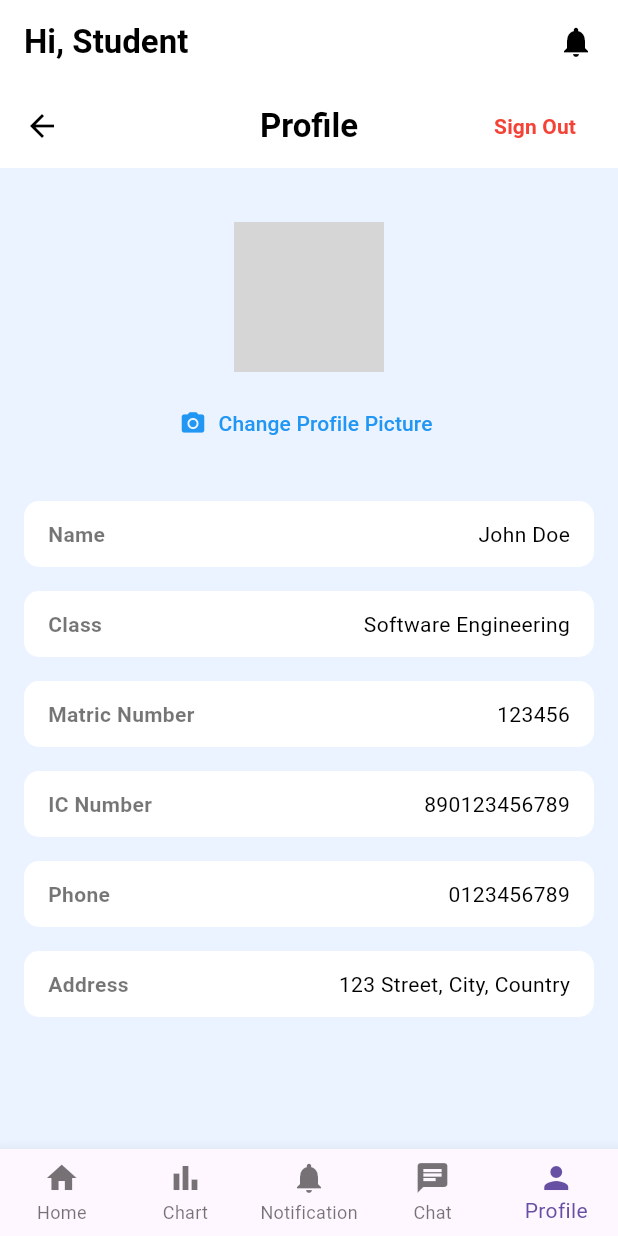
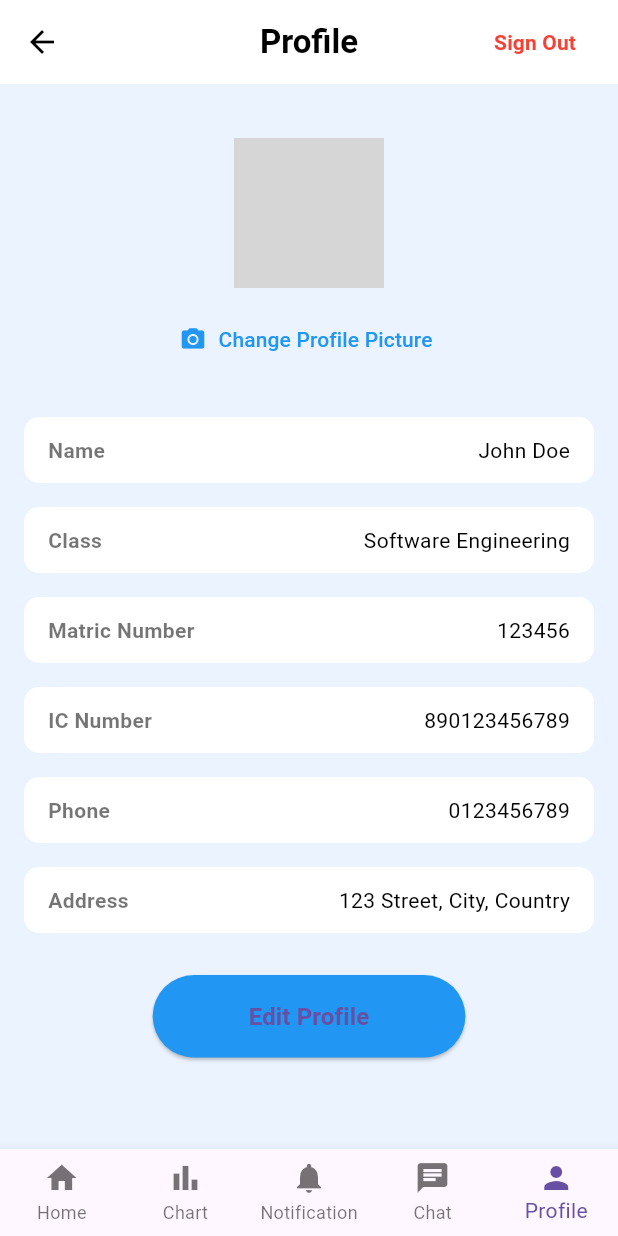
Before and after one commit to ShoshiShikura/EduRegistry-App-2, a Flutter app: the HomePageAdmin screen opened directly with empty values, item 5 of the bottom bar chosen, on a phone screen of 412 x 824 dp. Run offline on Flutter 3.47's test engine with Material 3 defaults, Android fonts, the phone set to English and light mode, and no system bars; our stand-ins replace cloud_firestore, firebase_core, image_picker, shared_preferences; accounts and stored records are empty; grey boxes are pictures that could not be loaded.

Commit message:
added profile pic in admin

```diff
--- a/lib/admin/edit_profile_admin.dart
+++ b/lib/admin/edit_profile_admin.dart
@@ -17,7 +17,7 @@ class AdminEditProfilePage extends StatefulWidget {
     required this.emailAddress,
     required this.address,
     required this.subject,
-    required this.password,
+    required this.password, required String userDocId,
   });
 
   @override
--- a/lib/admin/home_page_admin.dart
+++ b/lib/admin/home_page_admin.dart
@@ -1,6 +1,6 @@
 import 'package:flutter/material.dart';
-import 'add_merit.dart'; // Import Merit System Page
-import 'package:eduregistryselab/student/appointment.dart'; // Import Appointment Page
+import 'add_merit.dart';
+import 'package:eduregistryselab/student/appointment.dart';
 import 'chart_page.dart';
 import 'real_chat.dart';
 import 'profile_page.dart';
@@ -42,7 +42,8 @@ class _HomePageAdminState extends State<HomePageAdmin> {
   Widget build(BuildContext context) {
     return Scaffold(
       backgroundColor: const Color(0xFFEAF3FF),
-      appBar: AppBar(
+      appBar: _currentIndex == 0
+          ? AppBar(
               backgroundColor: Colors.white,
               elevation: 0,
               centerTitle: false,
@@ -53,26 +54,35 @@ class _HomePageAdminState extends State<HomePageAdmin> {
                   if (snapshot.connectionState == ConnectionState.waiting) {
                     return const Text(
                       'Hi, Student',
-                style:
-                    TextStyle(color: Colors.black, fontWeight: FontWeight.bold),
+                      style: TextStyle(color: Colors.black, fontWeight: FontWeight.bold),
                     );
                   } else {
                     return Text(
                       'Hi, ${snapshot.data}',
-                style: const TextStyle(
-                    color: Colors.black, fontWeight: FontWeight.bold),
+                      style: const TextStyle(color: Colors.black, fontWeight: FontWeight.bold),
                     );
                   }
                 },
               ),
-        actions: const [
-          Icon(
-            Icons.notifications,
-            color: Colors.black,
+              actions: [
+                InkWell(
+                  onTap: () {
+                    Navigator.push(
+                      context,
+                      MaterialPageRoute(
+                        builder: (context) => AdminProfilePage(userDocId: widget.userDocId),
                       ),
-          SizedBox(width: 16),
+                    );
+                  },
+                  child: CircleAvatar(
+                    radius: 16,
+                    backgroundImage: AssetImage('assets/profile_pic.jpg'),
+                  ),
+                ),
+                const SizedBox(width: 16),
               ],
-      ),
+            )
+          : null,
       body: SafeArea(
         child: IndexedStack(
           index: _currentIndex,
@@ -132,7 +142,6 @@ class HomeContent extends StatelessWidget {
               style: TextStyle(fontSize: 14, color: Colors.black54),
             ),
             const SizedBox(height: 16),
-
             // Blue Card for Dashboard
             Card(
               color: Colors.blue,
@@ -164,9 +173,7 @@ class HomeContent extends StatelessWidget {
                 ),
               ),
             ),
-
             const SizedBox(height: 16),
-
             // Buttons for Merit System and Appointment
             Row(
               mainAxisAlignment: MainAxisAlignment.spaceEvenly,
@@ -219,9 +226,7 @@ class HomeContent extends StatelessWidget {
                 ),
               ],
             ),
-
             const SizedBox(height: 20),
-
             // Ranking Section
             Row(
               mainAxisAlignment: MainAxisAlignment.spaceBetween,
@@ -237,7 +242,6 @@ class HomeContent extends StatelessWidget {
               ],
             ),
             const SizedBox(height: 8),
-
             // Filters for Ranking
             Row(
               mainAxisAlignment: MainAxisAlignment.spaceEvenly,
@@ -248,7 +252,6 @@ class HomeContent extends StatelessWidget {
               ],
             ),
             const SizedBox(height: 16),
-
             // Example Ranking Item
             Card(
               shape: RoundedRectangleBorder(
--- a/lib/admin/profile_page.dart
+++ b/lib/admin/profile_page.dart
@@ -142,6 +142,27 @@ class _AdminProfilePageState extends State<AdminProfilePage> {
               ProfileField(label: "IC Number", value: icNumber),
               ProfileField(label: "Phone", value: phone),
               ProfileField(label: "Address", value: address),
+              const SizedBox(height: 20),
+              ElevatedButton(
+                style: ElevatedButton.styleFrom(
+                  backgroundColor: Colors.blue,
+                  shape: RoundedRectangleBorder(
+                    borderRadius: BorderRadius.circular(30.0),
+                  ),
+                  padding: const EdgeInsets.symmetric(vertical: 16.0, horizontal: 64.0),
+                ),
+                onPressed: () {
+                  // Add your edit profile action here
+                  print("Edit Profile button pressed");
+                },
+                child: const Text(
+                  "Edit Profile",
+                  style: TextStyle(
+                    fontWeight: FontWeight.bold,
+                    fontSize: 16,
+                  ),
+                ),
+              ),
               const Spacer(),
             ],
           ),
```
Lines whose indentation alone changed are shown as unchanged.
